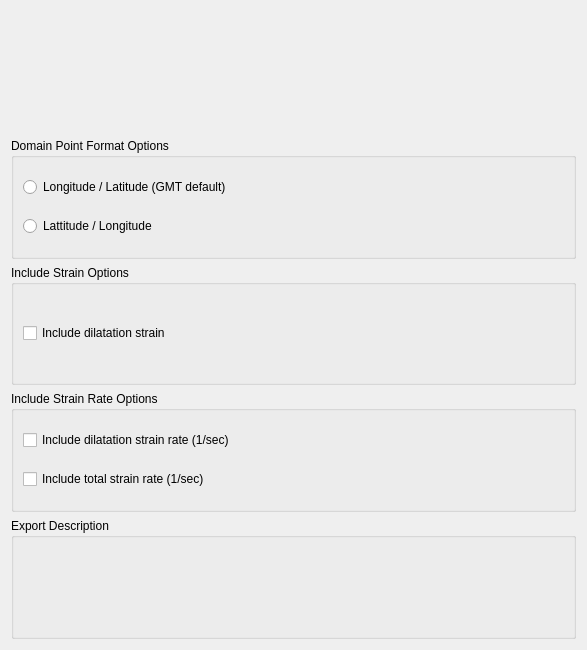
First picture: the form in src/qt-widgets/ExportDeformationOptionsWidgetUi.ui, repository GPlates/GPlates, before the edit.
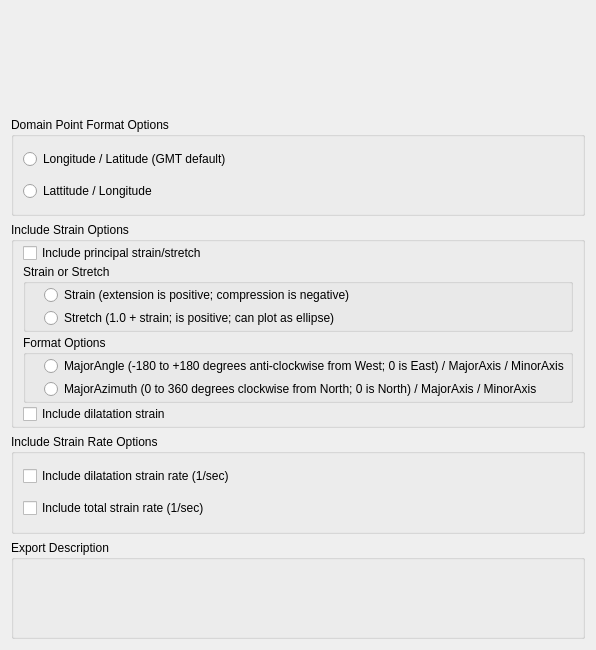
Second picture: the form after the edit.

Commit message: (trunk) Added principal strain to deformation export. Exports as triplet that includes angle/azimuth to major axis, major axis and minor axis where the major/minor axes are either strain (extension positive; compression negative) or stretch (1.0 + strain; always positive; good for plotting ellipses).

What changed in the file:
```diff
--- a/src/qt-widgets/ExportDeformationOptionsWidgetUi.ui
+++ b/src/qt-widgets/ExportDeformationOptionsWidgetUi.ui
@@ -82,6 +82,101 @@
       <property name="bottomMargin">
        <number>1</number>
       </property>
+      <item>
+       <widget class="QCheckBox" name="include_principal_strain_stretch_check_box">
+        <property name="text">
+         <string>Include principal strain/stretch</string>
+        </property>
+       </widget>
+      </item>
+      <item>
+       <widget class="QWidget" name="principal_strain_stretch_options" native="true">
+        <layout class="QVBoxLayout" name="verticalLayout_10">
+         <property name="spacing">
+          <number>3</number>
+         </property>
+         <property name="margin">
+          <number>0</number>
+         </property>
+         <item>
+          <widget class="QGroupBox" name="principal_strain_stretch_output_options">
+           <property name="title">
+            <string>Strain or Stretch</string>
+           </property>
+           <layout class="QVBoxLayout" name="verticalLayout_5">
+            <property name="spacing">
+             <number>3</number>
+            </property>
+            <property name="leftMargin">
+             <number>18</number>
+            </property>
+            <property name="topMargin">
+             <number>1</number>
+            </property>
+            <property name="rightMargin">
+             <number>1</number>
+            </property>
+            <property name="bottomMargin">
+             <number>1</number>
+            </property>
+            <item>
+             <widget class="QRadioButton" name="principal_output_strain_radio_button">
+              <property name="text">
+               <string>Strain (extension is positive; compression is negative)</string>
+              </property>
+             </widget>
+            </item>
+            <item>
+             <widget class="QRadioButton" name="principal_output_stretch_radio_button">
+              <property name="text">
+               <string>Stretch (1.0 + strain; is positive; can plot as ellipse)</string>
+              </property>
+             </widget>
+            </item>
+           </layout>
+          </widget>
+         </item>
+         <item>
+          <widget class="QGroupBox" name="principal_strain_stretch_format_options">
+           <property name="title">
+            <string>Format Options</string>
+           </property>
+           <layout class="QVBoxLayout" name="verticalLayout_6">
+            <property name="spacing">
+             <number>3</number>
+            </property>
+            <property name="leftMargin">
+             <number>18</number>
+            </property>
+            <property name="topMargin">
+             <number>1</number>
+            </property>
+            <property name="rightMargin">
+             <number>1</number>
+            </property>
+            <property name="bottomMargin">
+             <number>1</number>
+            </property>
+            <item>
+             <widget class="QRadioButton" name="principal_angle_major_minor_radio_button">
+              <property name="text">
+               <string>MajorAngle (-180 to +180 degrees anti-clockwise from West; 0 is East) / MajorAxis / MinorAxis</string>
+              </property>
+             </widget>
+            </item>
+            <item>
+             <widget class="QRadioButton" name="principal_azimuth_major_minor_radio_button">
+              <property name="text">
+               <string>MajorAzimuth (0 to 360 degrees clockwise from North; 0 is North) / MajorAxis / MinorAxis</string>
+              </property>
+             </widget>
+            </item>
+           </layout>
+          </widget>
+         </item>
+        </layout>
+       </widget>
+      </item>
       <item>
        <widget class="QCheckBox" name="include_dilatation_strain_check_box">
         <property name="text">
```
The commit also changes 14 other files.
